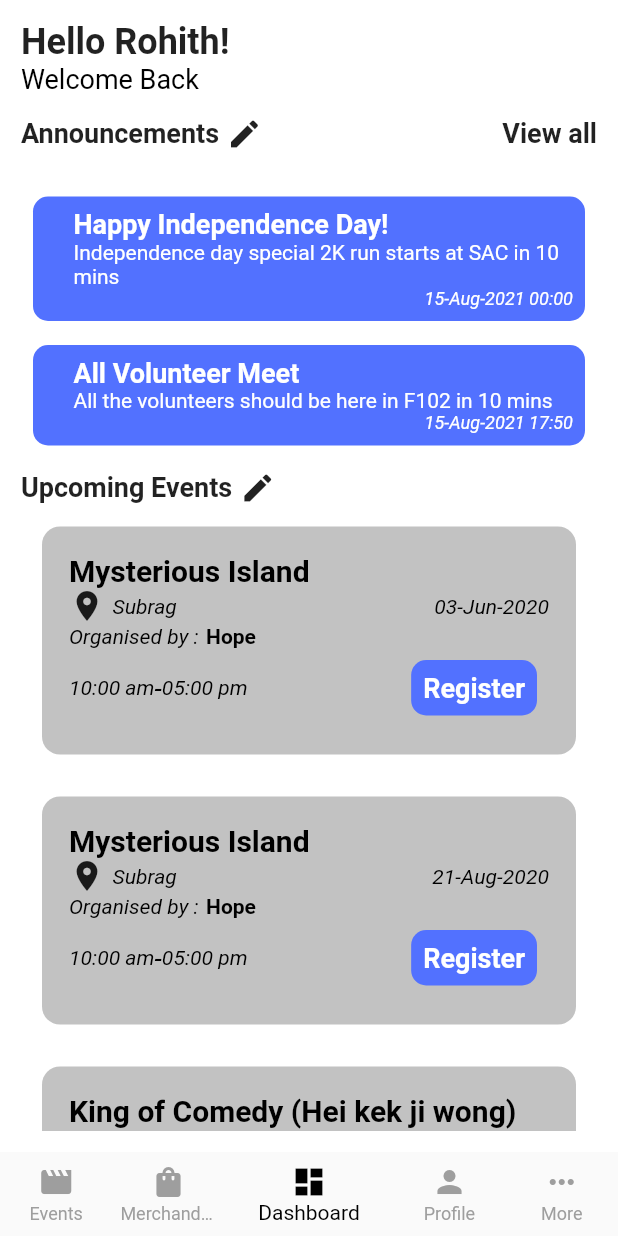
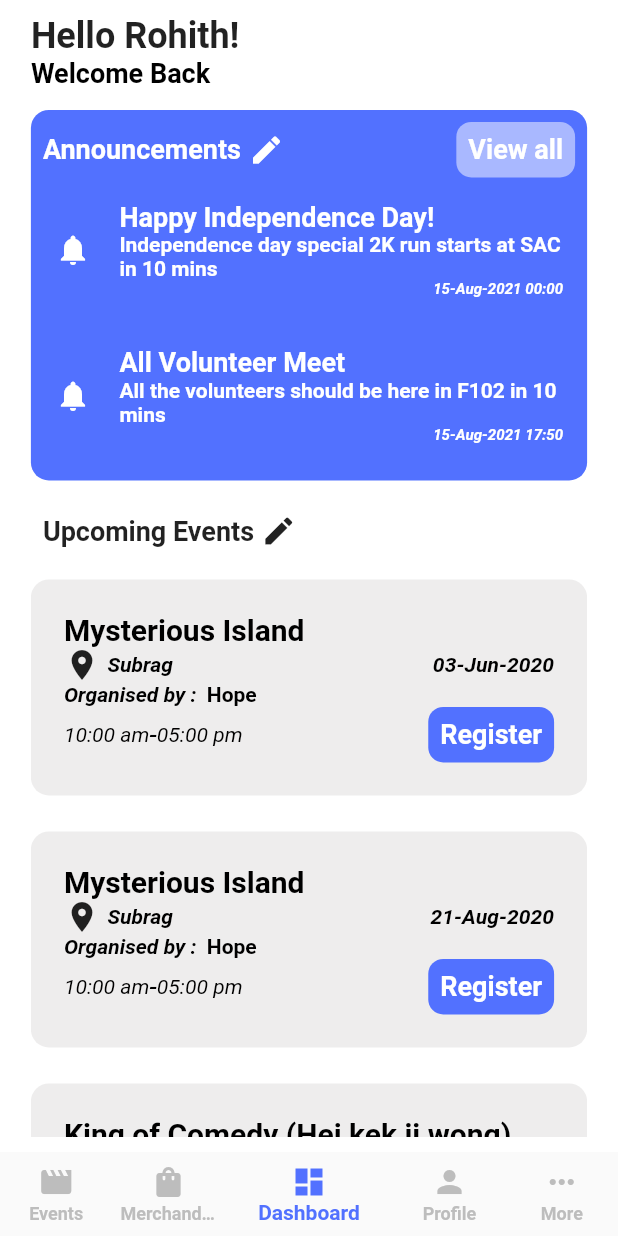
Before and after one commit to NSS-BPHC/nssapp, a Flutter app: the screen it shows after launch, on a phone screen of 412 x 824 dp. Run offline on Flutter 3.47's test engine with Material 2 defaults, Android fonts, the phone set to English and light mode, and no system bars; our stand-ins replace grouped_list; Roboto replaces fonts that are missing (Helvetica).

Commit message:
feat(ui): modify ui for dashboard and add grouping by title for all events screen

```diff
--- a/lib/main.dart
+++ b/lib/main.dart
@@ -1,4 +1,6 @@
 import 'package:flutter/material.dart';
+import 'package:nssapp/utilities/size_config.dart';
+import 'package:nssapp/utilities/styling.dart';
 import 'package:nssapp/views/screens/volunteerDashBoard.dart';
 import 'package:nssapp/views/screens/volunteerEventsScreen.dart';
 import 'package:nssapp/views/screens/volunteerMerchandise.dart';
@@ -16,6 +18,7 @@ class MyApp extends StatefulWidget {
 
 class _MyAppState extends State<MyApp> {
   int selectedIndex = 2;
+  int index = 0;
   List<Widget> widgetOptions = <Widget>[
     VolunteerEventsScreen(),
     VolunteerMerchandiseScreen(),
@@ -31,14 +34,18 @@ class _MyAppState extends State<MyApp> {
 
   @override
   Widget build(BuildContext context) {
+    return LayoutBuilder(
+      builder: (context, constraints) {
+        SizeConfig().init(constraints);
         return MaterialApp(
           debugShowCheckedModeBanner: false,
+          theme: AppTheme.lightTheme,
           home: Scaffold(
             body: widgetOptions.elementAt(selectedIndex),
             bottomNavigationBar: BottomNavigationBar(
-          backgroundColor: Color(0XFF091A44),
-          unselectedItemColor: Colors.grey,
-          selectedItemColor: Colors.black,
+              backgroundColor: Colors.white,
+              unselectedItemColor: Colors.grey[400],
+              selectedItemColor: AppTheme.primaryColor,
               showSelectedLabels: true,
               showUnselectedLabels: true,
               elevation: 0,
@@ -69,5 +76,7 @@ class _MyAppState extends State<MyApp> {
             ),
           ),
         );
+      },
+    );
   }
 }
--- /dev/null
+++ b/lib/utilities/size_config.dart
@@ -0,0 +1,30 @@
+import 'package:flutter/rendering.dart';
+import 'package:flutter/widgets.dart';
+
+class SizeConfig {
+  static double _screenWidth = 0;
+  static double _screenHeight = 0;
+  static double _blockWidth = 0;
+  static double _blockHeight = 0;
+
+  static double textMultiplier = 0;
+  static double imageSizeMultiplier = 0;
+  static double heightMultiplier = 0;
+  static double widthMultiplier = 0;
+
+  void init(BoxConstraints constraints) {
+    _screenWidth = constraints.maxWidth;
+    _screenHeight = constraints.maxHeight;
+
+    _blockWidth = _screenWidth / 100;
+    _blockHeight = _screenHeight / 100;
+
+    textMultiplier = _blockHeight;
+    imageSizeMultiplier = _blockWidth;
+    heightMultiplier = _blockHeight;
+    widthMultiplier = _blockWidth;
+
+    print(_blockHeight);
+    print(_blockWidth);
+  }
+}
--- /dev/null
+++ b/lib/utilities/styling.dart
@@ -0,0 +1,108 @@
+import 'package:flutter/material.dart';
+import 'size_config.dart';
+
+class AppTheme {
+  AppTheme._();
+
+  static const Color appBackgroundColor = Color(0xFF091117);
+  static const Color textBlackColor = Color(0xff030f16);
+  static const Color textWhiteColor = Colors.white;
+  static const Color textGreyColor = Color(0xffa4aaa5);
+  static const Color primaryColor = Color(0xff5271ff);
+  static const Color greyCardColor = Color(0xffEEEDED);
+
+  static final ThemeData lightTheme = ThemeData(
+    scaffoldBackgroundColor: AppTheme.appBackgroundColor,
+    brightness: Brightness.light,
+    textTheme: lightTextTheme,
+  );
+
+  static final TextTheme lightTextTheme = TextTheme(
+    headline1: _headline1,
+    headline2: _headline2,
+    headline3: _headline3,
+    headline4: _headline4,
+    headline5: _headline5,
+    headline6: _headline6,
+    subtitle1: _subtitle1,
+    subtitle2: _subtitle2,
+    bodyText1: _bodyText1,
+    bodyText2: _bodyText2,
+  );
+
+  static final TextStyle _headline1 = TextStyle(
+    color: textWhiteColor,
+    fontSize: 4 * SizeConfig.textMultiplier,
+    fontFamily: 'Helvetica',
+    letterSpacing: 1.5,
+  );
+  static final TextStyle _headline2 = TextStyle(
+    color: textBlackColor,
+    fontSize: 2.3 * SizeConfig.textMultiplier,
+    fontFamily: 'Helvetica',
+    fontWeight: FontWeight.w600,
+  );
+
+  static final TextStyle _headline3 = TextStyle(
+    color: textBlackColor,
+    fontSize: 2 * SizeConfig.textMultiplier,
+    fontFamily: 'Helvetica',
+    fontWeight: FontWeight.w600,
+  );
+
+  static final TextStyle _headline4 = TextStyle(
+    color: textBlackColor,
+    fontSize: 1.8 * SizeConfig.textMultiplier,
+    fontFamily: 'Helvetica',
+    fontWeight: FontWeight.w600,
+  );
+
+  static final TextStyle _headline5 = TextStyle(
+    color: textWhiteColor,
+    fontSize: 1.8 * SizeConfig.textMultiplier,
+    fontFamily: 'Helvetica',
+  );
+
+  static final TextStyle _headline6 = TextStyle(
+    color: textBlackColor,
+    fontSize: 1.8 * SizeConfig.textMultiplier,
+    fontFamily: 'Roboto',
+    fontWeight: FontWeight.bold,
+  );
+
+  static final TextStyle _subtitle1 = TextStyle(
+    color: textGreyColor,
+    fontSize: 1.5 * SizeConfig.textMultiplier,
+    fontFamily: 'Roboto',
+    letterSpacing: 1.5,
+  );
+  static final TextStyle _subtitle2 = TextStyle(
+    color: Colors.grey[700],
+    fontSize: 1.5 * SizeConfig.textMultiplier,
+    fontFamily: 'Roboto',
+    fontWeight: FontWeight.bold,
+  );
+
+  static final TextStyle _bodyText1 = TextStyle(
+    fontSize: 4 * SizeConfig.textMultiplier,
+    fontWeight: FontWeight.bold,
+    fontFamily: 'Helvetica',
+  );
+  static final TextStyle _bodyText2 = TextStyle(
+    fontSize: 1.5 * SizeConfig.textMultiplier,
+    fontWeight: FontWeight.bold,
+    fontFamily: 'Helvetica',
+  );
+
+  static final EdgeInsetsGeometry screenPadding = EdgeInsets.symmetric(
+      horizontal: 2.5 * SizeConfig.heightMultiplier,
+      vertical: 2.5 * SizeConfig.widthMultiplier);
+
+  static final BorderRadius borderRadius = BorderRadius.all(
+    Radius.circular(4 * SizeConfig.heightMultiplier),
+  );
+
+  static final BorderRadius borderRadius2 = BorderRadius.all(
+    Radius.circular(1.5 * SizeConfig.heightMultiplier),
+  );
+}
--- /dev/null
+++ b/lib/views/components/announcements.dart
@@ -0,0 +1,85 @@
+import 'package:flutter/material.dart';
+import 'package:nssapp/utilities/styling.dart';
+import 'package:nssapp/views/screens/volunteerProfile.dart';
+import 'package:nssapp/views/widgets/announcementCard.dart';
+
+class AnnouncementsComponent extends StatefulWidget {
+  @override
+  _AnnouncementsComponentState createState() => _AnnouncementsComponentState();
+}
+
+class _AnnouncementsComponentState extends State<AnnouncementsComponent> {
+  @override
+  Widget build(BuildContext context) {
+    return Padding(
+      padding: const EdgeInsets.only(top: 14.0, bottom: 14.0),
+      child: Container(
+        decoration: BoxDecoration(
+          color: AppTheme.primaryColor,
+          borderRadius: BorderRadius.all(
+            Radius.circular(12.0),
+          ),
+        ),
+        child: Padding(
+          padding: const EdgeInsets.all(8.0),
+          child: Column(
+            children: [
+              Row(
+                mainAxisAlignment: MainAxisAlignment.spaceBetween,
+                children: [
+                  Row(
+                    mainAxisAlignment: MainAxisAlignment.spaceBetween,
+                    children: [
+                      Text(
+                        'Announcements',
+                        style: TextStyle(
+                          fontWeight: FontWeight.bold,
+                          fontSize: 18.0,
+                          color: Colors.white,
+                        ),
+                      ),
+                      SizedBox(
+                        width: 5,
+                      ),
+                      Icon(Icons.edit, color: Colors.white),
+                    ],
+                  ),
+                  announcement.length > 2
+                      ? Container(
+                          decoration: BoxDecoration(
+                            color: Colors.white.withOpacity(0.5),
+                            borderRadius: BorderRadius.all(
+                              Radius.circular(10.0),
+                            ),
+                          ),
+                          child: Padding(
+                            padding: const EdgeInsets.all(8.0),
+                            child: Text(
+                              'View all',
+                              style: TextStyle(
+                                fontWeight: FontWeight.bold,
+                                fontSize: 18.0,
+                                color: Colors.white,
+                              ),
+                            ),
+                          ),
+                        )
+                      : Container(),
+                ],
+              ),
+              ListView.builder(
+                shrinkWrap: true,
+                itemCount: announcement.length > 2 ? 2 : announcement.length,
+                itemBuilder: (context, index) {
+                  return AnnouncementCard(
+                    announcementModel: announcement[index],
+                  );
+                },
+              ),
+            ],
+          ),
+        ),
+      ),
+    );
+  }
+}
--- /dev/null
+++ b/lib/views/components/upcomingEvents.dart
@@ -0,0 +1,45 @@
+import 'package:flutter/material.dart';
+import 'package:nssapp/views/screens/volunteerProfile.dart';
+import 'package:nssapp/views/widgets/dashboardEventCard.dart';
+
+class UpcomingEventsComponent extends StatefulWidget {
+  @override
+  _UpcomingEventsComponentState createState() =>
+      _UpcomingEventsComponentState();
+}
+
+class _UpcomingEventsComponentState extends State<UpcomingEventsComponent> {
+  @override
+  Widget build(BuildContext context) {
+    return Column(
+      children: [
+        Padding(
+          padding: const EdgeInsets.all(8.0),
+          child: Row(
+            children: [
+              Text(
+                'Upcoming Events ',
+                style: TextStyle(
+                  fontWeight: FontWeight.bold,
+                  fontSize: 18.0,
+                ),
+              ),
+              Icon(Icons.edit),
+            ],
+          ),
+        ),
+        Expanded(
+          child: ListView.builder(
+            shrinkWrap: true,
+            itemCount: items.length,
+            itemBuilder: (context, index) {
+              return DashBoardEventCard(
+                eventModel: items[index],
+              );
+            },
+          ),
+        ),
+      ],
+    );
+  }
+}
--- a/lib/views/screens/volunteerDashBoard.dart
+++ b/lib/views/screens/volunteerDashBoard.dart
@@ -1,4 +1,7 @@
 import 'package:flutter/material.dart';
+import 'package:nssapp/utilities/styling.dart';
+import 'package:nssapp/views/components/announcements.dart';
+import 'package:nssapp/views/components/upcomingEvents.dart';
 import 'package:nssapp/views/screens/volunteerProfile.dart';
 import 'package:nssapp/views/widgets/announcementCard.dart';
 import 'package:nssapp/views/widgets/dashboardEventCard.dart';
@@ -18,7 +21,7 @@ class _VolunteerDashBoardScreenState extends State<VolunteerDashBoardScreen> {
       backgroundColor: Colors.white,
       body: SafeArea(
         child: Padding(
-          padding: const EdgeInsets.all(14.0),
+          padding: AppTheme.screenPadding,
           child: Column(
             crossAxisAlignment: CrossAxisAlignment.start,
             children: [
@@ -33,82 +36,8 @@ class _VolunteerDashBoardScreenState extends State<VolunteerDashBoardScreen> {
                 'Welcome Back',
                 style: TextStyle(color: Colors.black, fontSize: 18.0),
               ),
-              Padding(
-                padding: const EdgeInsets.only(top: 14.0, bottom: 14.0),
-                child: Row(
-                  mainAxisAlignment: MainAxisAlignment.spaceBetween,
-                  children: [
-                    Row(
-                      mainAxisAlignment: MainAxisAlignment.spaceBetween,
-                      children: [
-                        Text(
-                          'Announcements',
-                          style: TextStyle(
-                            fontWeight: FontWeight.bold,
-                            fontSize: 18.0,
-                          ),
-                        ),
-                        SizedBox(
-                          width: 5,
-                        ),
-                        Icon(Icons.edit),
-                      ],
-                    ),
-                    announcement.length > 2
-                        ? Text(
-                            'View all',
-                            style: TextStyle(
-                              fontWeight: FontWeight.bold,
-                              fontSize: 18.0,
-                            ),
-                          )
-                        : Container(),
-                  ],
-                ),
-              ),
-              Padding(
-                padding: const EdgeInsets.all(8.0),
-                child: ListView.builder(
-                  shrinkWrap: true,
-                  itemCount: announcement.length > 2 ? 2 : announcement.length,
-                  itemBuilder: (context, index) {
-                    return AnnouncementCard(
-                      announcementModel: announcement[index],
-                    );
-                  },
-                ),
-              ),
-              Row(
-                mainAxisAlignment: MainAxisAlignment.spaceBetween,
-                children: [
-                  Row(
-                    children: [
-                      Text(
-                        'Upcoming Events',
-                        style: TextStyle(
-                          fontWeight: FontWeight.bold,
-                          fontSize: 18.0,
-                        ),
-                      ),
-                      SizedBox(
-                        width: 5,
-                      ),
-                      Icon(Icons.edit),
-                    ],
-                  ),
-                ],
-              ),
-              Expanded(
-                child: ListView.builder(
-                  shrinkWrap: true,
-                  itemCount: items.length,
-                  itemBuilder: (context, index) {
-                    return DashBoardEventCard(
-                      eventModel: items[index],
-                    );
-                  },
-                ),
-              ),
+              AnnouncementsComponent(),
+              Expanded(child: UpcomingEventsComponent()),
             ],
           ),
         ),
--- a/lib/views/screens/volunteerDropSuggestions.dart
+++ b/lib/views/screens/volunteerDropSuggestions.dart
@@ -20,14 +20,7 @@ class _VolunteerDropSuggestionsScreenState
       appBar: AppBar(
         elevation: 0,
         backgroundColor: Colors.white,
-        leading: IconButton(
-            onPressed: () {
-              Navigator.pop(context);
-            },
-            icon: Icon(
-              Icons.chevron_left,
-              color: Colors.black,
-            )),
+        iconTheme: IconThemeData(color: Colors.black),
         title: Text(
           'Drop Suggestions',
           style: TextStyle(
--- a/lib/views/screens/volunteerEventsScreen.dart
+++ b/lib/views/screens/volunteerEventsScreen.dart
@@ -1,4 +1,6 @@
 import 'package:flutter/material.dart';
+import 'package:grouped_list/grouped_list.dart';
+import 'package:nssapp/utilities/styling.dart';
 import 'package:nssapp/views/screens/volunteerProfile.dart';
 import 'package:nssapp/views/widgets/allEventCard.dart';
 
@@ -21,13 +23,26 @@ class _VolunteerEventsScreenState extends State<VolunteerEventsScreen> {
         ),
         centerTitle: false,
       ),
-      body: Container(
-        child: ListView.builder(
-          shrinkWrap: true,
-          itemCount: items.length,
-          itemBuilder: (context, index) {
+      body: Padding(
+        padding: AppTheme.screenPadding,
+        child: GroupedListView<dynamic, String>(
+          elements: items,
+          groupBy: (element) => element.location,
+          groupComparator: (value1, value2) => value2.compareTo(value1),
+          itemComparator: (item1, item2) => item1.title.compareTo(item2.title),
+          order: GroupedListOrder.DESC,
+          useStickyGroupSeparators: true,
+          groupSeparatorBuilder: (String value) => Padding(
+            padding: const EdgeInsets.all(8.0),
+            child: Text(
+              value,
+              // textAlign: TextAlign.center,
+              style: TextStyle(fontSize: 20, fontWeight: FontWeight.bold),
+            ),
+          ),
+          itemBuilder: (c, element) {
             return AllEventCard(
-              eventModel: items[index],
+              eventModel: element,
             );
           },
         ),
--- a/lib/views/widgets/allEventCard.dart
+++ b/lib/views/widgets/allEventCard.dart
@@ -1,5 +1,6 @@
 import 'package:flutter/material.dart';
 import 'package:nssapp/models/eventModel.dart';
+import 'package:nssapp/utilities/styling.dart';
 import 'package:nssapp/views/screens/eventDescription.dart';
 
 class AllEventCard extends StatefulWidget {
@@ -14,7 +15,7 @@ class _AllEventCardState extends State<AllEventCard> {
   @override
   Widget build(BuildContext context) {
     return Padding(
-      padding: const EdgeInsets.all(14.0),
+      padding: const EdgeInsets.symmetric(vertical: 12.0),
       child: InkWell(
         onTap: () {
           Navigator.push(
@@ -25,7 +26,7 @@ class _AllEventCardState extends State<AllEventCard> {
         },
         child: Container(
           decoration: BoxDecoration(
-            color: Color(0xffc2c2c2),
+            color: AppTheme.greyCardColor,
             borderRadius: BorderRadius.all(Radius.circular(12)),
           ),
           child: Padding(
--- a/lib/views/widgets/announcementCard.dart
+++ b/lib/views/widgets/announcementCard.dart
@@ -26,6 +26,7 @@ class _AnnouncementCardState extends State<AnnouncementCard> {
           padding: const EdgeInsets.all(8.0),
           child: Row(
             children: [
+              Icon(Icons.notifications, color: Colors.white),
               Padding(
                 padding: const EdgeInsets.all(8.0),
                 child: Container(
@@ -65,7 +66,7 @@ class _AnnouncementCardState extends State<AnnouncementCard> {
                           style: TextStyle(
                             color: Colors.white,
                             fontStyle: FontStyle.italic,
-                            fontSize: 12.0,
+                            fontSize: 10.0,
                           ),
                         )
                       ],
--- a/lib/views/widgets/dashboardEventCard.dart
+++ b/lib/views/widgets/dashboardEventCard.dart
@@ -1,5 +1,6 @@
 import 'package:flutter/material.dart';
 import 'package:nssapp/models/eventModel.dart';
+import 'package:nssapp/utilities/styling.dart';
 import 'package:nssapp/views/screens/volunteerEventRegistraion.dart';
 
 class DashBoardEventCard extends StatefulWidget {
@@ -16,22 +17,24 @@ class _DashBoardEventCardState extends State<DashBoardEventCard> {
   @override
   Widget build(BuildContext context) {
     return Padding(
-      padding: const EdgeInsets.all(14.0),
+      padding: const EdgeInsets.symmetric(vertical: 12.0),
       child: InkWell(
         onTap: () {
           Navigator.push(
             context,
             MaterialPageRoute(
               builder: (context) => VolunteerEventRegistrationScreen(
-                      eventModel: widget.eventModel)));
+                  eventModel: widget.eventModel),
+            ),
+          );
         },
         child: Container(
           decoration: BoxDecoration(
-            color: Color(0xffc2c2c2),
+            color: AppTheme.greyCardColor,
             borderRadius: BorderRadius.all(Radius.circular(12)),
           ),
           child: Padding(
-            padding: const EdgeInsets.all(18.0),
+            padding: const EdgeInsets.all(22.0),
             child: Column(
               mainAxisAlignment: MainAxisAlignment.spaceBetween,
               crossAxisAlignment: CrossAxisAlignment.start,
@@ -79,14 +82,13 @@ class _DashBoardEventCardState extends State<DashBoardEventCard> {
                       textBaseline: TextBaseline.alphabetic,
                       children: [
                         Text(
-                          "Organised by :",
+                          "Organised by :  ",
                           style: TextStyle(
                             fontSize: 14,
                             fontStyle: FontStyle.italic,
                             color: Colors.black,
                           ),
                         ),
-                        SizedBox(width: 5.0),
                         Text(
                           widget.eventModel.organiser,
                           style: TextStyle(
@@ -130,13 +132,10 @@ class _DashBoardEventCardState extends State<DashBoardEventCard> {
                         ),
                       ],
                     ),
-                    Padding(
-                      padding: const EdgeInsets.all(8.0),
-                      child: Container(
+                    Container(
                       decoration: BoxDecoration(
                           color: Color(0xff5271ff),
-                            borderRadius:
-                                BorderRadius.all(Radius.circular(10))),
+                          borderRadius: BorderRadius.all(Radius.circular(10))),
                       child: Padding(
                         padding: const EdgeInsets.all(8.0),
                         child: Text(
@@ -145,7 +144,6 @@ class _DashBoardEventCardState extends State<DashBoardEventCard> {
                               fontWeight: FontWeight.bold,
                               fontSize: 18,
                               color: Colors.white),
-                          ),
                         ),
                       ),
                     ),
```
Also changed, not shown: pubspec.yaml (+5 -41 lines). Lines whose indentation alone changed are shown as unchanged.
